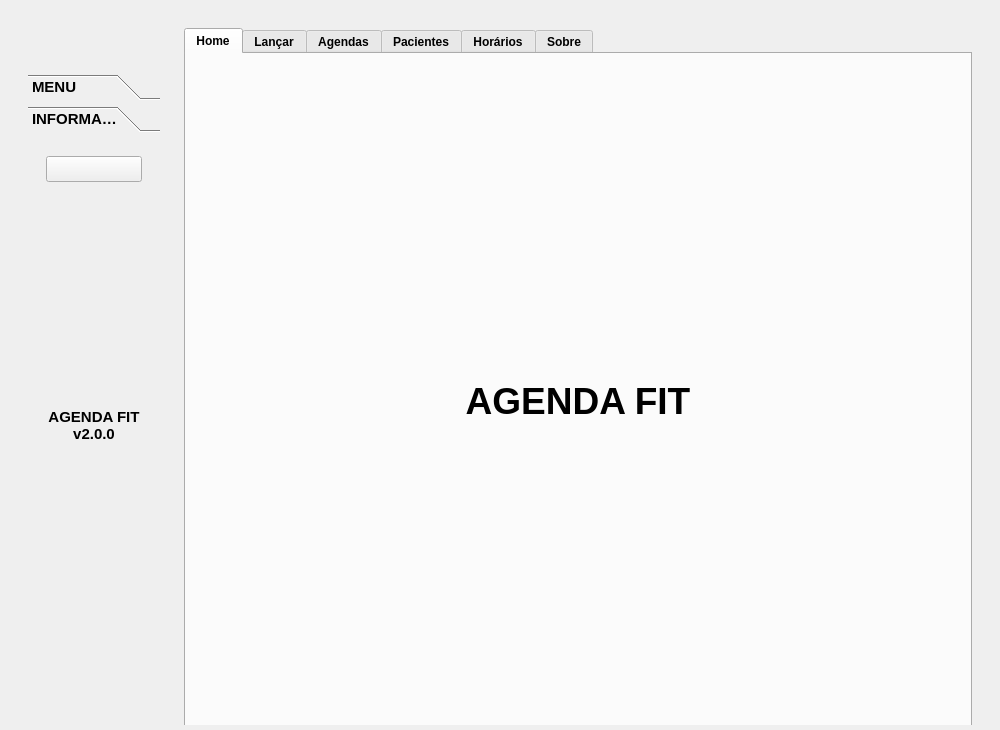
Old version of the form view/interface_agendaFit.ui in the repository KauanNaves/AgendaFIT.
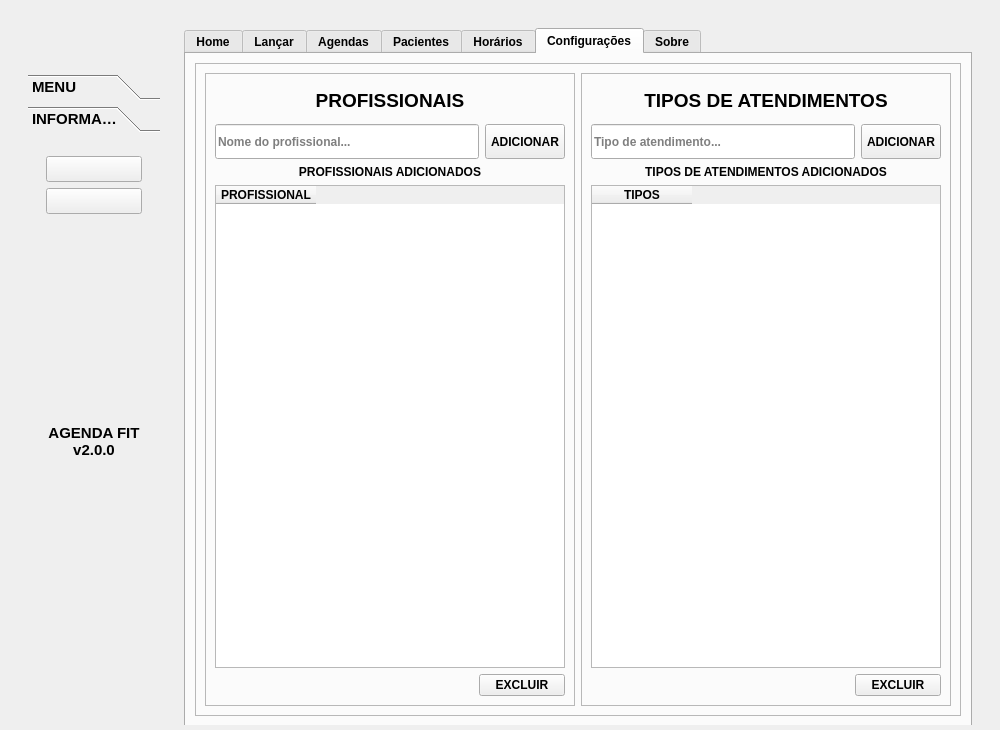
New version of the form. The open tabs and pages were chosen to show the change. Icons and pictures are not drawn.

```diff
--- a/view/interface_agendaFit.ui
+++ b/view/interface_agendaFit.ui
@@ -149,7 +149,7 @@
                  <string/>
                 </property>
                 <property name="icon">
-                 <iconset>
+                 <iconset resource="icons.qrc">
                   <normaloff>:/icons/home.svg</normaloff>:/icons/home.svg</iconset>
                 </property>
                 <property name="iconSize">
@@ -166,7 +166,7 @@
                  <string/>
                 </property>
                 <property name="icon">
-                 <iconset>
+                 <iconset resource="icons.qrc">
                   <normaloff>:/icons/buton_lancar.svg</normaloff>:/icons/buton_lancar.svg</iconset>
                 </property>
                 <property name="iconSize">
@@ -183,8 +183,8 @@
                  <string/>
                 </property>
                 <property name="icon">
-                 <iconset>
-                  <normaloff>:/icons/agenda.svg</normaloff>:/icons/agenda.svg</iconset>
+                 <iconset resource="icons.qrc">
+                  <normaloff>:/icons/icons/agenda.svg</normaloff>:/icons/icons/agenda.svg</iconset>
                 </property>
                 <property name="iconSize">
                  <size>
@@ -200,7 +200,7 @@
                  <string/>
                 </property>
                 <property name="icon">
-                 <iconset>
+                 <iconset resource="icons.qrc">
                   <normaloff>:/icons/paciente.svg</normaloff>:/icons/paciente.svg</iconset>
                 </property>
                 <property name="iconSize">
@@ -217,7 +217,7 @@
                  <string/>
                 </property>
                 <property name="icon">
-                 <iconset>
+                 <iconset resource="icons.qrc">
                   <normaloff>:/icons/search.svg</normaloff>:/icons/search.svg</iconset>
                 </property>
                 <property name="iconSize">
@@ -251,8 +251,8 @@
               <rect>
                <x>0</x>
                <y>0</y>
-               <width>126</width>
-               <height>110</height>
+               <width>132</width>
+               <height>539</height>
               </rect>
              </property>
              <attribute name="label">
@@ -268,13 +268,30 @@
                  <enum>QFrame::Shadow::Raised</enum>
                 </property>
                 <layout class="QVBoxLayout" name="verticalLayout_23">
+                 <item>
+                  <widget class="QPushButton" name="botao_gerenciar">
+                   <property name="text">
+                    <string/>
+                   </property>
+                   <property name="icon">
+                    <iconset resource="icons.qrc">
+                     <normaloff>:/icons/config.svg</normaloff>:/icons/config.svg</iconset>
+                   </property>
+                   <property name="iconSize">
+                    <size>
+                     <width>30</width>
+                     <height>30</height>
+                    </size>
+                   </property>
+                  </widget>
+                 </item>
                  <item>
                   <widget class="QPushButton" name="botao_mais_informacoes">
                    <property name="text">
                     <string/>
                    </property>
                    <property name="icon">
-                    <iconset>
+                    <iconset resource="icons.qrc">
                      <normaloff>:/icons/informacoes.svg</normaloff>:/icons/informacoes.svg</iconset>
                    </property>
                    <property name="iconSize">
@@ -434,22 +451,22 @@
                    </property>
                    <property name="dateTime">
                     <datetime>
-                     <hour>15</hour>
+                     <hour>0</hour>
                      <minute>0</minute>
                      <second>0</second>
                      <year>2025</year>
                      <month>1</month>
-                     <day>1</day>
+                     <day>2</day>
                     </datetime>
                    </property>
                    <property name="minimumDateTime">
                     <datetime>
-                     <hour>15</hour>
+                     <hour>0</hour>
                      <minute>0</minute>
                      <second>0</second>
                      <year>2025</year>
                      <month>1</month>
-                     <day>1</day>
+                     <day>2</day>
                     </datetime>
                    </property>
                    <property name="maximumDate">
@@ -541,7 +558,7 @@
                        <string/>
                       </property>
                       <property name="icon">
-                       <iconset>
+                       <iconset resource="icons.qrc">
                         <normaloff>:/icons/buton_lancar.svg</normaloff>:/icons/buton_lancar.svg</iconset>
                       </property>
                       <property name="iconSize">
@@ -700,7 +717,7 @@
                            <string>EXCLUIR LINHA</string>
                           </property>
                           <property name="icon">
-                           <iconset>
+                           <iconset resource="icons.qrc">
                             <normaloff>:/icons/excluir.svg</normaloff>:/icons/excluir.svg</iconset>
                           </property>
                           <property name="iconSize">
@@ -802,7 +819,7 @@
                            <string>COPIAR</string>
                           </property>
                           <property name="icon">
-                           <iconset>
+                           <iconset resource="icons.qrc">
                             <normaloff>:/icons/copiar.svg</normaloff>:/icons/copiar.svg</iconset>
                           </property>
                           <property name="iconSize">
@@ -933,7 +950,7 @@
                            <second>59</second>
                            <year>2051</year>
                            <month>1</month>
-                           <day>5</day>
+                           <day>8</day>
                           </datetime>
                          </property>
                          <property name="minimumDateTime">
@@ -1092,7 +1109,7 @@
                        <string>BUSCAR</string>
                       </property>
                       <property name="icon">
-                       <iconset>
+                       <iconset resource="icons.qrc">
                         <normaloff>:/icons/search.svg</normaloff>:/icons/search.svg</iconset>
                       </property>
                       <property name="iconSize">
@@ -1158,6 +1175,241 @@
               </item>
              </layout>
             </widget>
+            <widget class="QWidget" name="tab_2">
+             <attribute name="title">
+              <string>Configurações</string>
+             </attribute>
+             <layout class="QVBoxLayout" name="verticalLayout_13">
+              <item>
+               <widget class="QFrame" name="frame_container_configuraes">
+                <property name="frameShape">
+                 <enum>QFrame::Shape::StyledPanel</enum>
+                </property>
+                <property name="frameShadow">
+                 <enum>QFrame::Shadow::Raised</enum>
+                </property>
+                <layout class="QHBoxLayout" name="horizontalLayout_8">
+                 <item>
+                  <layout class="QGridLayout" name="gridLayout">
+                   <item row="0" column="0">
+                    <widget class="QFrame" name="frame_config_profissional">
+                     <property name="frameShape">
+                      <enum>QFrame::Shape::StyledPanel</enum>
+                     </property>
+                     <property name="frameShadow">
+                      <enum>QFrame::Shadow::Raised</enum>
+                     </property>
+                     <layout class="QHBoxLayout" name="horizontalLayout_9">
+                      <item>
+                       <layout class="QGridLayout" name="gridLayout_2">
+                        <item row="4" column="1" colspan="2">
+                         <widget class="QPushButton" name="button_excluir_profissionais_config">
+                          <property name="text">
+                           <string>EXCLUIR</string>
+                          </property>
+                         </widget>
+                        </item>
+                        <item row="1" column="2">
+                         <widget class="QPushButton" name="button_adicionar_profissionais_config">
+                          <property name="minimumSize">
+                           <size>
+                            <width>0</width>
+                            <height>35</height>
+                           </size>
+                          </property>
+                          <property name="text">
+                           <string>ADICIONAR</string>
+                          </property>
+                         </widget>
+                        </item>
+                        <item row="4" column="0">
+                         <spacer name="horizontalSpacer">
+                          <property name="orientation">
+                           <enum>Qt::Orientation::Horizontal</enum>
+                          </property>
+                          <property name="sizeHint" stdset="0">
+                           <size>
+                            <width>40</width>
+                            <height>20</height>
+                           </size>
+                          </property>
+                         </spacer>
+                        </item>
+                        <item row="3" column="0" colspan="3">
+                         <widget class="QTableWidget" name="table_profissionais_config">
+                          <column>
+                           <property name="text">
+                            <string>PROFISSIONAL</string>
+                           </property>
+                          </column>
+                         </widget>
+                        </item>
+                        <item row="2" column="0" colspan="3">
+                         <widget class="QLabel" name="subtitle_config1">
+                          <property name="text">
+                           <string>&lt;html&gt;&lt;head/&gt;&lt;body&gt;&lt;p align=&quot;center&quot;&gt;PROFISSIONAIS ADICIONADOS&lt;/p&gt;&lt;/body&gt;&lt;/html&gt;</string>
+                          </property>
+                         </widget>
+                        </item>
+                        <item row="1" column="0" colspan="2">
+                         <widget class="QLineEdit" name="input_profissional_config">
+                          <property name="minimumSize">
+                           <size>
+                            <width>0</width>
+                            <height>35</height>
+                           </size>
+                          </property>
+                          <property name="text">
+                           <string/>
+                          </property>
+                          <property name="placeholderText">
+                           <string>Nome do profissional...</string>
+                          </property>
+                         </widget>
+                        </item>
+                        <item row="0" column="0" colspan="3">
+                         <widget class="QLabel" name="title_profissionais_config">
+                          <property name="minimumSize">
+                           <size>
+                            <width>0</width>
+                            <height>35</height>
+                           </size>
+                          </property>
+                          <property name="font">
+                           <font>
+                            <pointsize>14</pointsize>
+                            <italic>false</italic>
+                            <bold>true</bold>
+                            <underline>false</underline>
+                            <strikeout>false</strikeout>
+                           </font>
+                          </property>
+                          <property name="layoutDirection">
+                           <enum>Qt::LayoutDirection::LeftToRight</enum>
+                          </property>
+                          <property name="styleSheet">
+                           <string notr="true"/>
+                          </property>
+                          <property name="text">
+                           <string>&lt;html&gt;&lt;head/&gt;&lt;body&gt;&lt;p align=&quot;center&quot;&gt;PROFISSIONAIS&lt;/p&gt;&lt;/body&gt;&lt;/html&gt;</string>
+                          </property>
+                         </widget>
+                        </item>
+                       </layout>
+                      </item>
+                     </layout>
+                    </widget>
+                   </item>
+                   <item row="0" column="1">
+                    <widget class="QFrame" name="frame_config_infos">
+                     <property name="frameShape">
+                      <enum>QFrame::Shape::StyledPanel</enum>
+                     </property>
+                     <property name="frameShadow">
+                      <enum>QFrame::Shadow::Raised</enum>
+                     </property>
+                     <layout class="QHBoxLayout" name="horizontalLayout_10">
+                      <item>
+                       <layout class="QGridLayout" name="gridLayout_3">
+                        <item row="1" column="2">
+                         <widget class="QPushButton" name="button_adicionar_tipo">
+                          <property name="minimumSize">
+                           <size>
+                            <width>35</width>
+                            <height>35</height>
+                           </size>
+                          </property>
+                          <property name="text">
+                           <string>ADICIONAR</string>
+                          </property>
+                         </widget>
+                        </item>
+                        <item row="4" column="1" colspan="2">
+                         <widget class="QPushButton" name="button_excluir_tipo_config">
+                          <property name="text">
+                           <string>EXCLUIR</string>
+                          </property>
+                         </widget>
+                        </item>
+                        <item row="4" column="0">
+                         <spacer name="horizontalSpacer_2">
+                          <property name="orientation">
+                           <enum>Qt::Orientation::Horizontal</enum>
+                          </property>
+                          <property name="sizeHint" stdset="0">
+                           <size>
+                            <width>40</width>
+                            <height>20</height>
+                           </size>
+                          </property>
+                         </spacer>
+                        </item>
+                        <item row="3" column="0" colspan="3">
+                         <widget class="QTableWidget" name="table_tipos_config">
+                          <column>
+                           <property name="text">
+                            <string>TIPOS</string>
+                           </property>
+                          </column>
+                         </widget>
+                        </item>
+                        <item row="2" column="0" colspan="3">
+                         <widget class="QLabel" name="subtitle_tipo_config">
+                          <property name="text">
+                           <string>&lt;html&gt;&lt;head/&gt;&lt;body&gt;&lt;p align=&quot;center&quot;&gt;TIPOS DE ATENDIMENTOS ADICIONADOS&lt;/p&gt;&lt;/body&gt;&lt;/html&gt;</string>
+                          </property>
+                         </widget>
+                        </item>
+                        <item row="1" column="0" colspan="2">
+                         <widget class="QLineEdit" name="input_tipo_config">
+                          <property name="minimumSize">
+                           <size>
+                            <width>0</width>
+                            <height>35</height>
+                           </size>
+                          </property>
+                          <property name="placeholderText">
+                           <string>Tipo de atendimento...</string>
+                          </property>
+                         </widget>
+                        </item>
+                        <item row="0" column="0" colspan="3">
+                         <widget class="QLabel" name="title_atendimentos_config">
+                          <property name="minimumSize">
+                           <size>
+                            <width>0</width>
+                            <height>35</height>
+                           </size>
+                          </property>
+                          <property name="font">
+                           <font>
+                            <pointsize>14</pointsize>
+                            <italic>false</italic>
+                            <bold>true</bold>
+                            <underline>false</underline>
+                            <strikeout>false</strikeout>
+                           </font>
+                          </property>
+                          <property name="layoutDirection">
+                           <enum>Qt::LayoutDirection::LeftToRight</enum>
+                          </property>
+                          <property name="text">
+                           <string>&lt;html&gt;&lt;head/&gt;&lt;body&gt;&lt;p align=&quot;center&quot;&gt;TIPOS DE ATENDIMENTOS&lt;/p&gt;&lt;/body&gt;&lt;/html&gt;</string>
+                          </property>
+                         </widget>
+                        </item>
+                       </layout>
+                      </item>
+                     </layout>
+                    </widget>
+                   </item>
+                  </layout>
+                 </item>
+                </layout>
+               </widget>
+              </item>
+             </layout>
+            </widget>
             <widget class="QWidget" name="tab">
              <attribute name="title">
               <string>Sobre</string>
```
